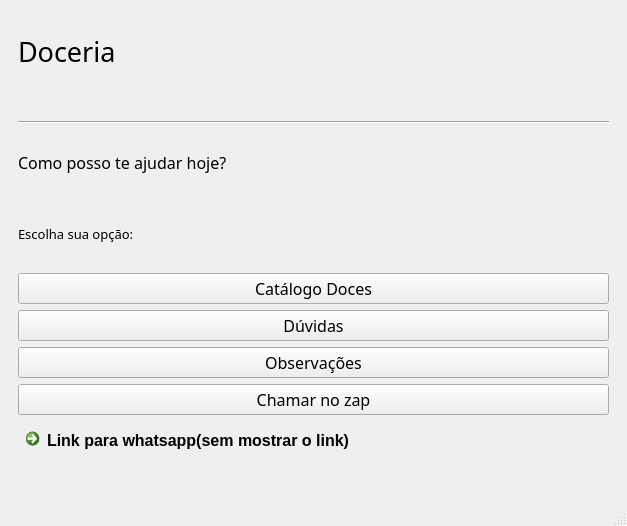
Qt form view/main_window.ui (imora97/Sistema-para-doceria) before a commit.
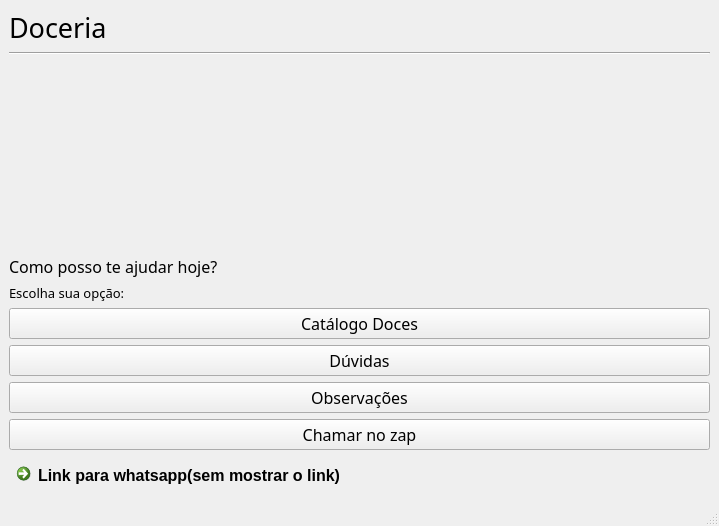
The same form after that commit. Icons and pictures are not drawn.

```diff
--- a/view/main_window.ui
+++ b/view/main_window.ui
@@ -6,7 +6,7 @@
    <rect>
     <x>0</x>
     <y>0</y>
-    <width>627</width>
+    <width>719</width>
     <height>526</height>
    </rect>
   </property>
@@ -14,10 +14,6 @@
    <string>MainWindow</string>
   </property>
   <widget class="QWidget" name="centralwidget">
-   <layout class="QVBoxLayout" name="verticalLayout">
-    <item>
-     <widget class="QStackedWidget" name="stackedWidget">
-      <widget class="QWidget" name="page">
        <layout class="QVBoxLayout" name="verticalLayout_2">
         <item>
          <widget class="QLabel" name="label">
@@ -35,6 +31,13 @@
           </property>
          </widget>
         </item>
+    <item>
+     <widget class="Line" name="line">
+      <property name="orientation">
+       <enum>Qt::Horizontal</enum>
+      </property>
+     </widget>
+    </item>
         <item>
          <widget class="QPushButton" name="botaologo">
           <property name="font">
@@ -70,9 +73,9 @@
          </widget>
         </item>
         <item>
-         <widget class="Line" name="line">
-          <property name="orientation">
-           <enum>Qt::Horizontal</enum>
+     <widget class="QStackedWidget" name="painel_principal">
+      <property name="currentIndex">
+       <number>-1</number>
           </property>
          </widget>
         </item>
@@ -169,10 +172,6 @@
         </item>
        </layout>
       </widget>
-     </widget>
-    </item>
-   </layout>
-  </widget>
   <widget class="QMenuBar" name="menubar">
    <property name="geometry">
     <rect>
```
Left out of the diff: 2 changed lines with no effect on the pictures. Lines whose indentation alone changed are shown as unchanged.
